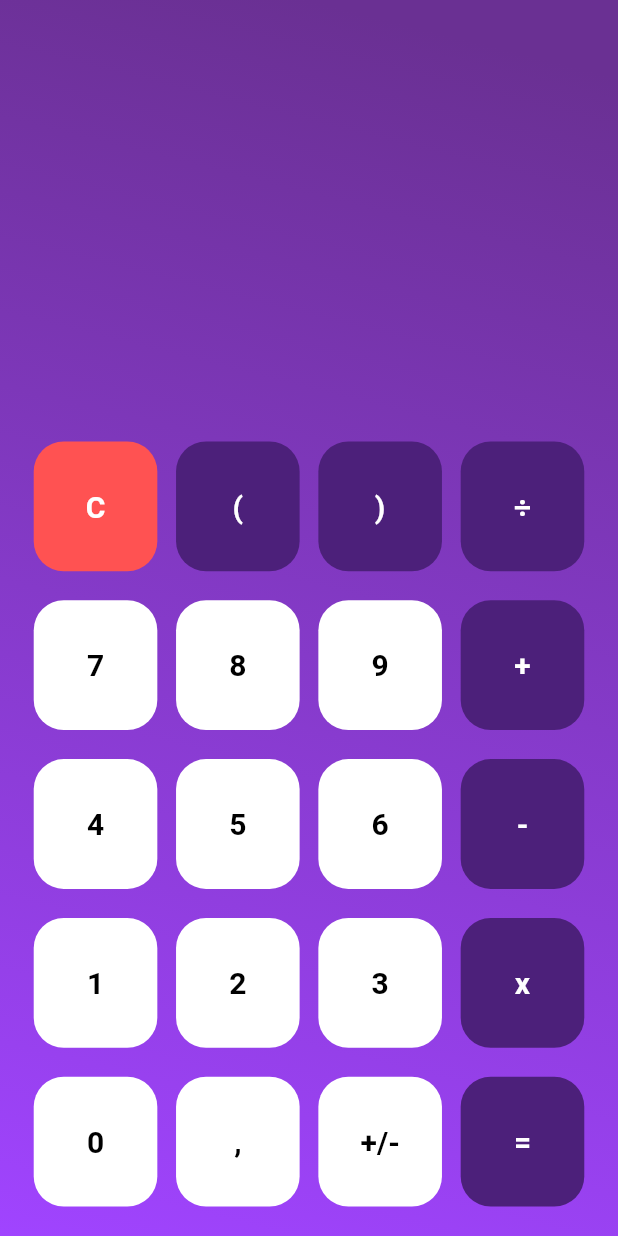
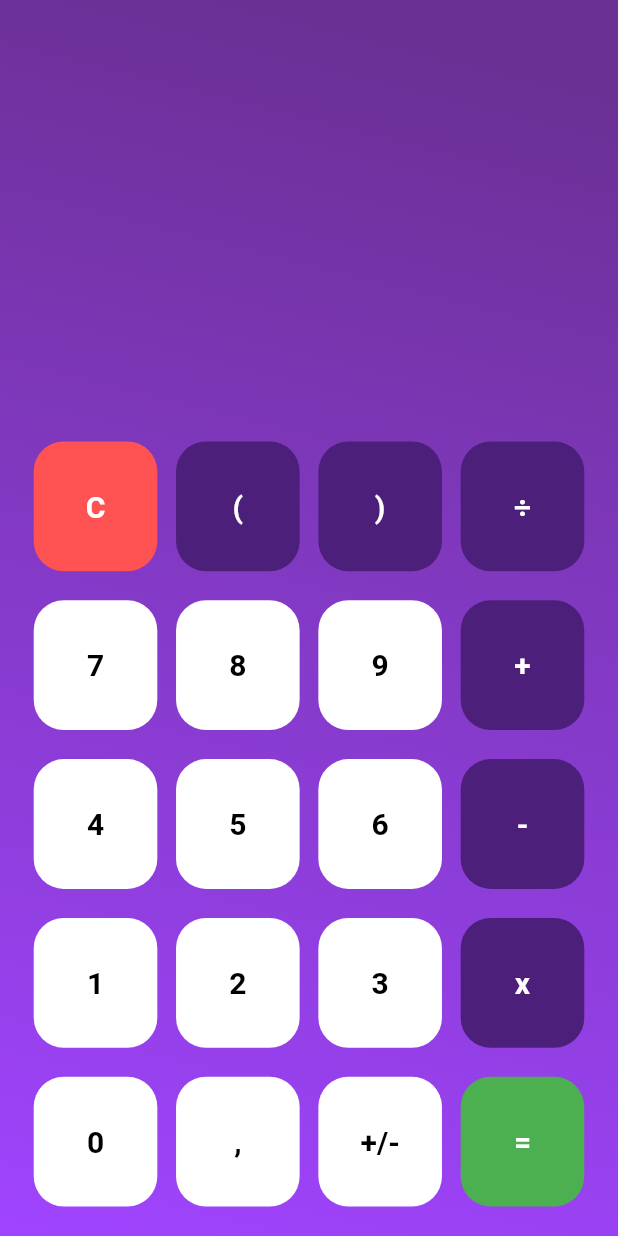
Before and after one commit to musiolmarco/MathApp, a Flutter app: the screen it shows after launch, on a phone screen of 412 x 824 dp. Run offline on Flutter 3.47's test engine with Material 2 defaults, Android fonts, the phone set to English and light mode, and no system bars.

Commit message:
Added Button Color of "=" CalculatorButton

```diff
--- a/lib/widgets/calculator/calculator_column.dart
+++ b/lib/widgets/calculator/calculator_column.dart
@@ -49,7 +49,7 @@ class CalculatorColumn extends StatelessWidget {
       CalculatorButton(pressed: buttonPressed, displayValue: "0", color: Colors.white, textColor: Colors.black),
       CalculatorButton(pressed: buttonPressed, displayValue: ",", color: Colors.white, textColor: Colors.black),
       CalculatorButton(pressed: (){}, displayValue: "+/-", color: Colors.white, textColor: Colors.black),
-      CalculatorButton(pressed: (){}, displayValue: "=", color: purpleButtonColor, textColor: Colors.white),
+      CalculatorButton(pressed: (){}, displayValue: "=", color: Colors.green, textColor: Colors.white),
     ];
   }
 
```
